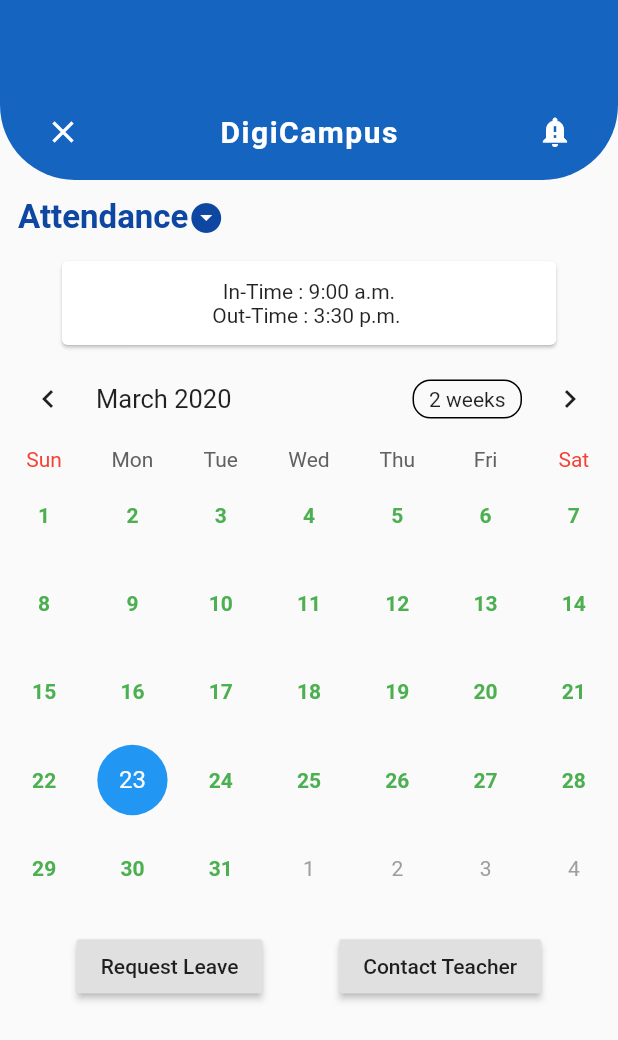
After one commit to jijo0465/parent_app, a Flutter app: the AttendanceScreen screen opened by its route, on a phone screen of 412 x 824 dp. The commit adds this screen. Shown: the top 1040 px of the screen. Run offline on Flutter 3.47's test engine with Material 2 defaults, Android fonts, the phone set to English and light mode, and no system bars; drawn by our look-alikes of table_calendar; our stand-ins replace charts_flutter, shared_preferences; missing offline and left inert: dart:ffi, timeline_list; accounts and stored records are empty; Roboto replaces fonts that are missing (Montserrat).

Commit message:
Attandance Page

```diff
--- /dev/null
+++ b/lib/components/digi_screen_title.dart
@@ -0,0 +1,26 @@
+import 'package:flutter/material.dart';
+
+class DigiScreenTitle extends StatelessWidget {
+  final String text;
+  const DigiScreenTitle({Key key, this.text}) : super(key: key);
+
+  @override
+  Widget build(BuildContext context) {
+    return Container(
+                    alignment: Alignment.centerLeft,
+                    child: Row(
+                      children: <Widget>[
+                        SizedBox(
+                          width: 12,
+                        ),
+                        Text(text,
+                          style: TextStyle(
+                              fontSize: 22,
+                              fontWeight: FontWeight.w600,
+                              color: Colors.blue[900]),
+                        ),
+                        Icon(Icons.arrow_drop_down_circle,color: Colors.blue[900])
+                      ],
+                    ));
+  }
+}
--- a/lib/components/digicampus_appbar.dart
+++ b/lib/components/digicampus_appbar.dart
@@ -44,7 +44,7 @@ class DigiCampusAppbar extends StatelessWidget {
           borderRadius: BorderRadius.only(
               bottomLeft: Radius.circular(50),
               bottomRight: Radius.circular(50))),
-      height: 100,
+      height: 120 - MediaQuery.of(context).padding.top,
       width: MediaQuery.of(context).size.width,
     );
   }
--- a/lib/main.dart
+++ b/lib/main.dart
@@ -1,5 +1,6 @@
 import 'package:flutter/material.dart';
 import 'package:parent_app/redirect.dart';
+import 'package:parent_app/screens/attendance_screen.dart';
 import 'package:parent_app/screens/result_screen.dart';
 import 'package:parent_app/states/login_state.dart';
 import 'package:parent_app/states/parent_state.dart';
@@ -32,6 +33,7 @@ class ParentApp extends StatelessWidget {
           routes: <String, WidgetBuilder>{
             '/home': (context) => Redirect(),
             '/result': (context) => ResultScreen(),
+            '/attendance':(context) =>AttendanceScreen(),
             // 'login': (context) => PhoneLoginScreen(),
             // 'owner_form': (context)=> OwnerFormScreen(),
             // 'buyer_form': (context)=> BuyerFormScreen(),
--- /dev/null
+++ b/lib/screens/attendance_screen.dart
@@ -0,0 +1,80 @@
+import 'package:flutter/material.dart';
+import 'package:parent_app/components/digi_screen_title.dart';
+import 'package:parent_app/components/digicampus_appbar.dart';
+import 'package:table_calendar/table_calendar.dart';
+
+class AttendanceScreen extends StatefulWidget {
+  const AttendanceScreen({Key key}) : super(key: key);
+
+  @override
+  _AttendanceScreenState createState() => _AttendanceScreenState();
+}
+
+class _AttendanceScreenState extends State<AttendanceScreen> {
+  CalendarController _calendarController;
+  @override
+  void initState() {
+    _calendarController = CalendarController();
+    super.initState();
+  }
+
+  @override
+  void dispose() {
+    _calendarController.dispose();
+    super.dispose();
+  }
+
+  void markAttendance() {}
+  @override
+  Widget build(BuildContext context) {
+    return Scaffold(
+        body: Column(children: [
+      DigiCampusAppbar(
+        icon: Icons.close,
+        onDrawerTapped: () {
+          Navigator.of(context).pop();
+        },
+      ),
+      SizedBox(height: 12),
+      DigiScreenTitle(text: 'Attendance'),
+      SizedBox(height: 12),
+      Card(
+        child: Container(
+          padding: EdgeInsets.all(12),
+          width: MediaQuery.of(context).size.width * 0.8,
+          child: Column(children: <Widget>[
+            Container(child: Text('In-Time : 9:00 a.m.')),
+            Container(child: Text('Out-Time : 3:30 p.m. ')),
+          ]),
+        ),
+      ),
+      TableCalendar(
+          calendarController: _calendarController,
+          formatAnimation: FormatAnimation.scale,
+          availableGestures: AvailableGestures.horizontalSwipe,
+          calendarStyle: CalendarStyle(
+            //outsideStyle:TextStyle(color:Colors.grey,fontStyle: FontStyle.italic) ,
+            selectedColor: Theme.of(context).primaryColor,
+          ),
+          builders: CalendarBuilders(
+            dayBuilder: (context, date, _data) => Container(
+                alignment: Alignment.center,
+                // decoration:
+                //     BoxDecoration(color: Colors.green, shape: BoxShape.circle),
+                child: Text(
+                  date.day.toString(),
+                  style: TextStyle(
+                      color: Colors.green, fontWeight: FontWeight.w600),
+                )),
+          )),
+      SizedBox(height: 12),
+      Row(
+        mainAxisAlignment: MainAxisAlignment.spaceEvenly,
+        children: <Widget>[
+          RaisedButton(onPressed: () {}, child: Text('Request Leave')),
+          RaisedButton(onPressed: () {}, child: Text('Contact Teacher'))
+        ],
+      ),
+    ]));
+  }
+}
--- a/lib/screens/home_screen.dart
+++ b/lib/screens/home_screen.dart
@@ -188,7 +188,13 @@ class _HomePageState extends State<HomePage> {
                         return DigiMenuCard(
                             imagePath: 'assets/images/sir.jpg',
                             onPressed: () {
-                              Navigator.of(context).pushNamed('/result');
+                              switch (index) {
+                                case 0: Navigator.of(context).pushNamed('/result');
+                                  break;
+                                case 1: Navigator.of(context).pushNamed('/attendance');
+                                  break;
+                              }
+
                             },
                             menuIcon:
                                 HomePage._menuIcons[index], //_menuIcons(index),
--- a/lib/screens/result_screen.dart
+++ b/lib/screens/result_screen.dart
@@ -1,6 +1,7 @@
 import 'package:flutter/cupertino.dart';
 import 'package:flutter/material.dart';
 import 'package:parent_app/components/digi_appbar.dart';
+import 'package:parent_app/components/digi_screen_title.dart';
 import 'package:parent_app/components/digi_subject_bar.dart';
 import 'package:parent_app/components/digi_graph_chart.dart';
 import 'package:parent_app/components/digi_time_line.dart';
@@ -174,23 +175,7 @@ class _ResultScreenState extends State<ResultScreen> {
                 SizedBox(
                   height: 12,
                 ),
-                Container(
-                    alignment: Alignment.centerLeft,
-                    child: Row(
-                      children: <Widget>[
-                        SizedBox(
-                          width: 12,
-                        ),
-                        Text(
-                          '${selectedSubject.toString().replaceFirst('Subjects.', '')} History',
-                          style: TextStyle(
-                              fontSize: 22,
-                              fontWeight: FontWeight.w600,
-                              color: Colors.blue[900]),
-                        ),
-                        Icon(Icons.arrow_drop_down_circle,color: Colors.blue[900])
-                      ],
-                    )),
+                DigiScreenTitle(text:'${selectedSubject.toString().replaceFirst('Subjects.', '')} History'),
                 SizedBox(height: 12),
                 Container(
                   decoration: BoxDecoration(
--- a/pubspec.yaml
+++ b/pubspec.yaml
@@ -31,6 +31,7 @@ dependencies:
   http: ^0.12.0+4
   bezier_chart: ^1.0.16
   timeline_list: ^0.0.5
+  table_calendar: ^2.2.3
 
 dev_dependencies:
   flutter_test:
```
Also changed, not shown: pubspec.lock.
